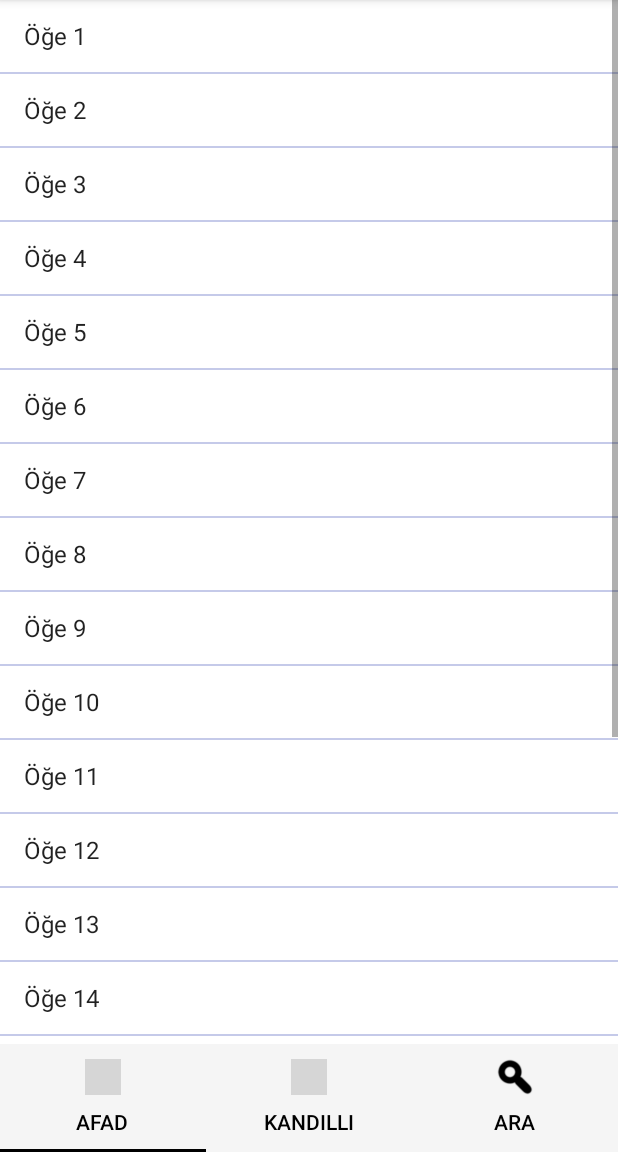
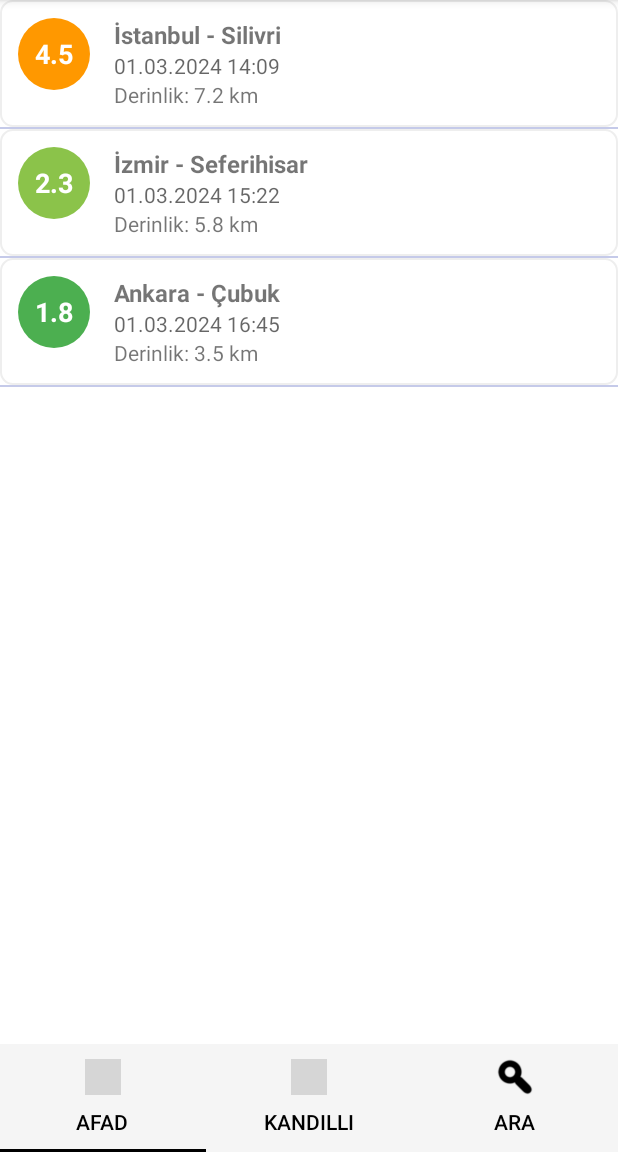
Before and after one commit to huseyinaydin99/ZelzeleBilgiUygulamasi, an Android app: the screen it shows after launch (EarthquakeActivity), on a phone screen of 412 x 824 dp, the part 84-1236 px from its top. Run offline under Robolectric (Android 15) with nearby library versions, the phone set to English and light mode, and no system bars; grey boxes are pictures that could not be loaded.

Commit message:
🎨Renk kodlu, özelleştirilmiş ListView ile deprem verileri gösterimi eklendi. 👍
📱 Profesyonel Deprem Listesi büyük ölçüde artık hazır! AFAD'dan gelen veriler şık ve anlamlı bir arayüzde sunuluyor.

🔧 Yapılanlar:

Özel ListView tasarımı oluşturuldu (list_item_earthquake.xml).

Şiddet renk skalası eklendi (kırmızı → turuncu → sarı → yeşil).

Yuvarlak şiddet göstergeleri tasarlandı (XML shape kullanılarak)

EarthquakeAdapter sınıfıyla dinamik renk ataması ve veri bağlama.

Model sınıfı (Earthquake.java) ile veri yönetimi merkezileştirildi

🎨 Tasarım Detayları:

Her deprem şiddetine otomatik renk ataması (5+: 🔴, 4: 🟠, 3: 🟡, 2: 🟢)

Kart tasarımı (yuvarlatılmış köşeler + gölge efekti).

Okunabilir tarih formatı (01.03.2024 14:09).

🚀 Kullanıcı Deneyimi:

Veriler artık daha organize ve görsel çekici.

Şiddet seviyesi tek bakışta anlaşılıyor.

Liste öğeleri arası boşluklar ayarlandı.

📌 Not:

Renk skalası colors.xml'de kolayca düzenlenebilir.

Tasarım Material Design prensiplerine uygun.

#Deprem #UI #ListView #MaterialDesign #AFAD 🌈📊

```diff
--- a/app/src/main/java/tr/com/huseyinaydin/TabFragment.java
+++ b/app/src/main/java/tr/com/huseyinaydin/TabFragment.java
@@ -1,32 +1,119 @@
 package tr.com.huseyinaydin;
 
+import android.content.Context;
+import android.graphics.drawable.GradientDrawable;
 import android.os.Bundle;
 import android.view.LayoutInflater;
 import android.view.View;
 import android.view.ViewGroup;
 import android.widget.ArrayAdapter;
 import android.widget.ListView;
+import android.widget.TextView;
+
+import androidx.core.content.ContextCompat;
 import androidx.fragment.app.Fragment;
 import java.util.ArrayList;
+import java.util.List;
+
+import tr.com.huseyinaydin.model.Earthquake;
 
 public class TabFragment extends Fragment {
+
+    private ListView earthquakeListView;
+    private EarthquakeAdapter adapter;
+
     @Override
     public View onCreateView(LayoutInflater inflater, ViewGroup container, Bundle savedInstanceState) {
         View view = inflater.inflate(R.layout.fragment_tab, container, false);
 
         ListView listView = view.findViewById(R.id.list_view);
-        ArrayList<String> items = new ArrayList<>();
-        for (int i = 1; i <= 20; i++) {
-            items.add("Öğe " + i);
-        }
 
-        ArrayAdapter<String> adapter = new ArrayAdapter<>(
-                requireContext(),
-                android.R.layout.simple_list_item_1,
-                items
-        );
+        // Örnek veri (API'den gelen verilerle değiştirilecek)
+        List<Earthquake> earthquakes = new ArrayList<>();
+        earthquakes.add(new Earthquake(4.5, "İstanbul - Silivri", "2024-03-01T14:09:54", 7.2));
+        earthquakes.add(new Earthquake(2.3, "İzmir - Seferihisar", "2024-03-01T15:22:11", 5.8));
+        earthquakes.add(new Earthquake(1.8, "Ankara - Çubuk", "2024-03-01T16:45:33", 3.5));
 
+        // Adapter oluştur ve listeye bağla
+        adapter = new EarthquakeAdapter(view.getContext(), earthquakes);
         listView.setAdapter(adapter);
         return view;
     }
+
+    public class EarthquakeAdapter extends ArrayAdapter<Earthquake> {
+
+        private Context context;
+        private List<Earthquake> earthquakes;
+
+        public EarthquakeAdapter(Context context, List<Earthquake> earthquakes) {
+            super(context, R.layout.list_item_earthquake, earthquakes);
+            this.context = context;
+            this.earthquakes = earthquakes;
+        }
+
+        @Override
+        public View getView(int position, View convertView, ViewGroup parent) {
+            ViewHolder holder;
+
+            if (convertView == null) {
+                LayoutInflater inflater = LayoutInflater.from(context);
+                convertView = inflater.inflate(R.layout.list_item_earthquake, parent, false);
+
+                holder = new ViewHolder();
+                holder.magnitudeIndicator = convertView.findViewById(R.id.magnitudeIndicator);
+                holder.locationText = convertView.findViewById(R.id.locationText);
+                holder.dateText = convertView.findViewById(R.id.dateText);
+                holder.depthText = convertView.findViewById(R.id.depthText);
+
+                convertView.setTag(holder);
+            } else {
+                holder = (ViewHolder) convertView.getTag();
+            }
+
+            Earthquake earthquake = earthquakes.get(position);
+
+            // Şiddete göre renk belirleme
+            int color = getMagnitudeColor(earthquake.getMagnitude());
+            GradientDrawable magnitudeCircle = (GradientDrawable) holder.magnitudeIndicator.getBackground();
+            magnitudeCircle.setColor(color);
+
+            holder.magnitudeIndicator.setText(String.valueOf(earthquake.getMagnitude()));
+            holder.locationText.setText(earthquake.getLocation());
+            holder.dateText.setText(earthquake.getFormattedDate());
+            holder.depthText.setText("Derinlik: " + earthquake.getDepth() + " km");
+
+            return convertView;
+        }
+
+        private int getMagnitudeColor(double magnitude) {
+            int colorResourceId;
+            switch ((int) Math.floor(magnitude)) {
+                case 0:
+                case 1:
+                    colorResourceId = R.color.magnitude1; // Yeşil
+                    break;
+                case 2:
+                    colorResourceId = R.color.magnitude2; // Açık Yeşil
+                    break;
+                case 3:
+                    colorResourceId = R.color.magnitude3; // Sarı
+                    break;
+                case 4:
+                    colorResourceId = R.color.magnitude4; // Turuncu
+                    break;
+                default:
+                    colorResourceId = R.color.magnitude5; // Kırmızı (5+)
+                    break;
+            }
+            return ContextCompat.getColor(getContext(), colorResourceId);
+        }
+
+        class ViewHolder {
+            TextView magnitudeIndicator;
+            TextView locationText;
+            TextView dateText;
+            TextView depthText;
+        }
+    }
+
 }
--- /dev/null
+++ b/app/src/main/java/tr/com/huseyinaydin/model/Earthquake.java
@@ -0,0 +1,38 @@
+package tr.com.huseyinaydin.model;
+
+import java.text.ParseException;
+import java.text.SimpleDateFormat;
+import java.util.Date;
+import java.util.Locale;
+
+public class Earthquake {
+    private double magnitude;
+    private String location;
+    private String date;
+    private double depth;
+
+    // Constructor
+    public Earthquake(double magnitude, String location, String date, double depth) {
+        this.magnitude = magnitude;
+        this.location = location;
+        this.date = date;
+        this.depth = depth;
+    }
+
+    // Getter methods
+    public double getMagnitude() { return magnitude; }
+    public String getLocation() { return location; }
+    public String getDate() { return date; }
+    public double getDepth() { return depth; }
+
+    // Tarih formatlama
+    public String getFormattedDate() {
+        try {
+            SimpleDateFormat sdf = new SimpleDateFormat("yyyy-MM-dd'T'HH:mm:ss", Locale.getDefault());
+            Date parsedDate = sdf.parse(date);
+            return new SimpleDateFormat("dd.MM.yyyy HH:mm", Locale.getDefault()).format(parsedDate);
+        } catch (ParseException e) {
+            return date;
+        }
+    }
+}
--- /dev/null
+++ b/app/src/main/res/drawable/list_item_bg.xml
@@ -0,0 +1,5 @@
+<shape xmlns:android="http://schemas.android.com/apk/res/android">
+    <solid android:color="@android:color/white"/>
+    <corners android:radius="8dp"/>
+    <stroke android:width="1dp" android:color="#EEEEEE"/>
+</shape>
--- /dev/null
+++ b/app/src/main/res/drawable/magnitude_circle.xml
@@ -0,0 +1,5 @@
+<shape xmlns:android="http://schemas.android.com/apk/res/android"
+    android:shape="oval">
+    <solid android:color="#FF5722"/> <!-- Varsayılan turuncu -->
+    <corners android:radius="24dp"/>
+</shape>
--- /dev/null
+++ b/app/src/main/res/layout/list_item_earthquake.xml
@@ -0,0 +1,48 @@
+<?xml version="1.0" encoding="utf-8"?>
+<RelativeLayout xmlns:android="http://schemas.android.com/apk/res/android"
+    android:layout_width="match_parent"
+    android:layout_height="wrap_content"
+    android:padding="12dp"
+    android:background="@drawable/list_item_bg">
+
+    <!-- Şiddet Göstergesi (Renkli Yuvarlak) -->
+    <TextView
+        android:id="@+id/magnitudeIndicator"
+        android:layout_width="48dp"
+        android:layout_height="48dp"
+        android:layout_marginEnd="16dp"
+        android:gravity="center"
+        android:textColor="@android:color/white"
+        android:textSize="18sp"
+        android:textStyle="bold"
+        android:background="@drawable/magnitude_circle"/>
+
+    <!-- Deprem Detayları -->
+    <LinearLayout
+        android:layout_width="match_parent"
+        android:layout_height="wrap_content"
+        android:layout_toEndOf="@id/magnitudeIndicator"
+        android:orientation="vertical">
+
+        <TextView
+            android:id="@+id/locationText"
+            android:layout_width="match_parent"
+            android:layout_height="wrap_content"
+            android:textSize="16sp"
+            android:textStyle="bold"/>
+
+        <TextView
+            android:id="@+id/dateText"
+            android:layout_width="match_parent"
+            android:layout_height="wrap_content"
+            android:textSize="14sp"
+            android:textColor="?android:attr/textColorSecondary"/>
+
+        <TextView
+            android:id="@+id/depthText"
+            android:layout_width="match_parent"
+            android:layout_height="wrap_content"
+            android:textSize="14sp"/>
+    </LinearLayout>
+
+</RelativeLayout>
--- a/app/src/main/res/values/colors.xml
+++ b/app/src/main/res/values/colors.xml
@@ -7,4 +7,11 @@
     <color name="colorPrimaryDark">#303F9F</color>
     <color name="colorPrimaryLight">#C5CAE9</color>
     <color name="colorAccent">#FF4081</color>
+
+    <!-- Deprem şiddeti renkleri -->
+    <color name="magnitude1">#4CAF50</color>  <!-- Yeşil -->
+    <color name="magnitude2">#8BC34A</color>  <!-- Açık Yeşil -->
+    <color name="magnitude3">#FFC107</color>  <!-- Sarı -->
+    <color name="magnitude4">#FF9800</color>  <!-- Turuncu -->
+    <color name="magnitude5">#F44336</color>  <!-- Kırmızı -->
 </resources>
```
